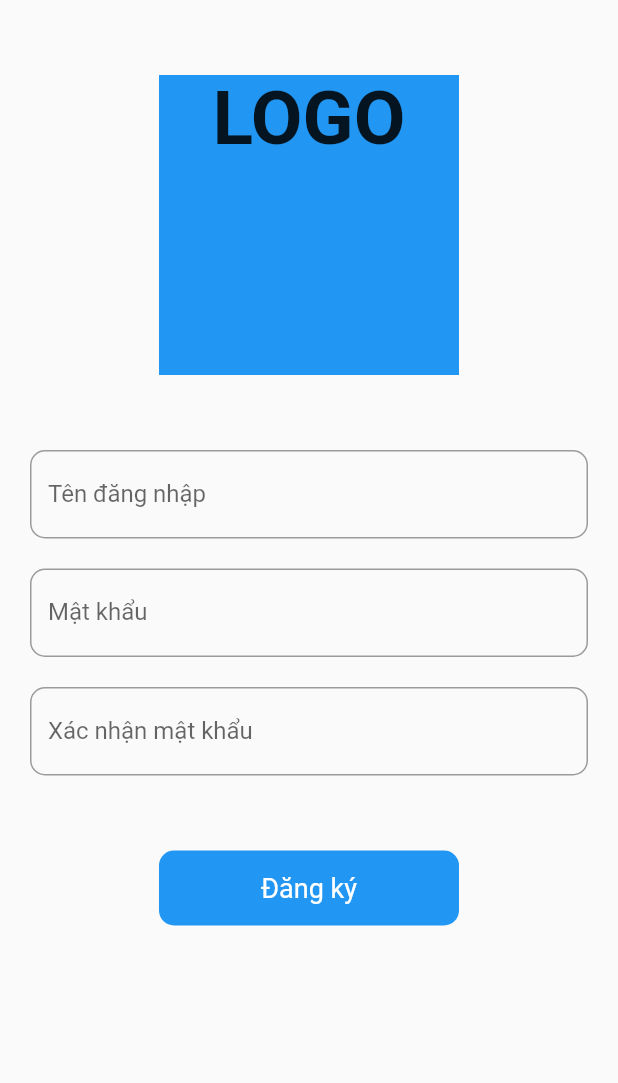
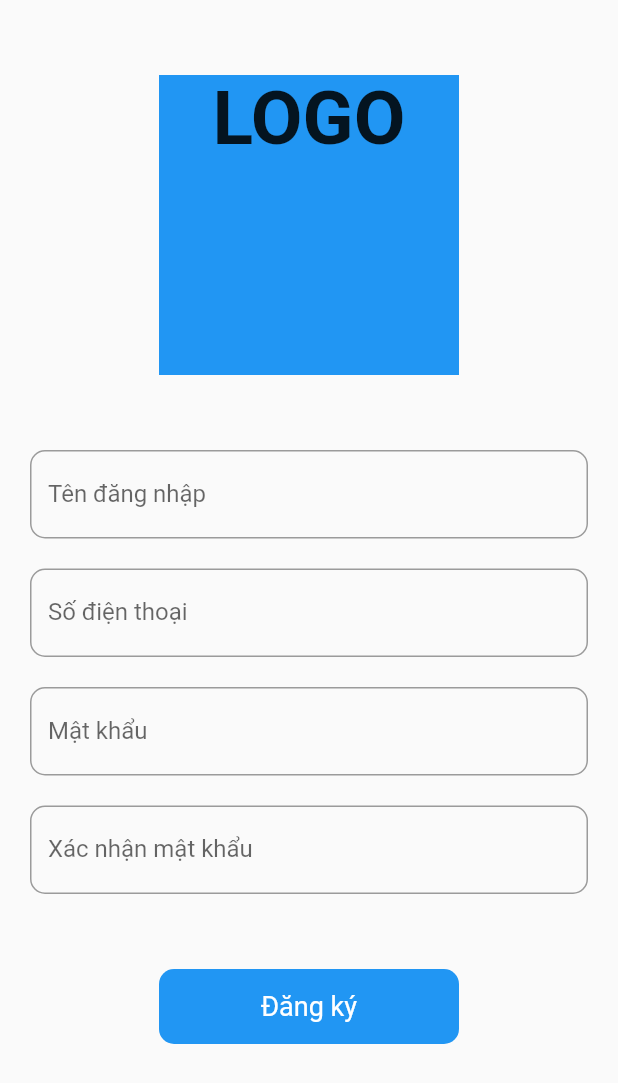
Before and after one commit to tai24112003/Smart_Home, a Flutter app: the screen it shows after launch, on a phone screen of 412 x 824 dp. Shown: the top 1083 px of the screen. Run offline on Flutter 3.47's test engine with Material 2 defaults, Android fonts, the phone set to English and light mode, and no system bars; missing offline and left inert: dart:html.

Commit message:
Commit message

```diff
--- a/lib/DK_TaiKhoan.dart
+++ b/lib/DK_TaiKhoan.dart
@@ -32,6 +32,19 @@ class _DkTaiKhoanState extends State<DkTaiKhoan> {
               child: TextField(
                 decoration: InputDecoration(
                   labelText: 'Tên đăng nhập',
+                  border: OutlineInputBorder(
+                    borderRadius: BorderRadius.circular(10),
+                  ),
+                ),
+              ),
+            ),
+            SizedBox(height: 20),
+            Padding(
+              padding: EdgeInsets.symmetric(horizontal: 20),
+              child: TextField(
+                obscureText: true,
+                decoration: InputDecoration(
+                  labelText: 'Số điện thoại',
                   border: OutlineInputBorder(
                     borderRadius: BorderRadius.circular(10),
                   ),
```
